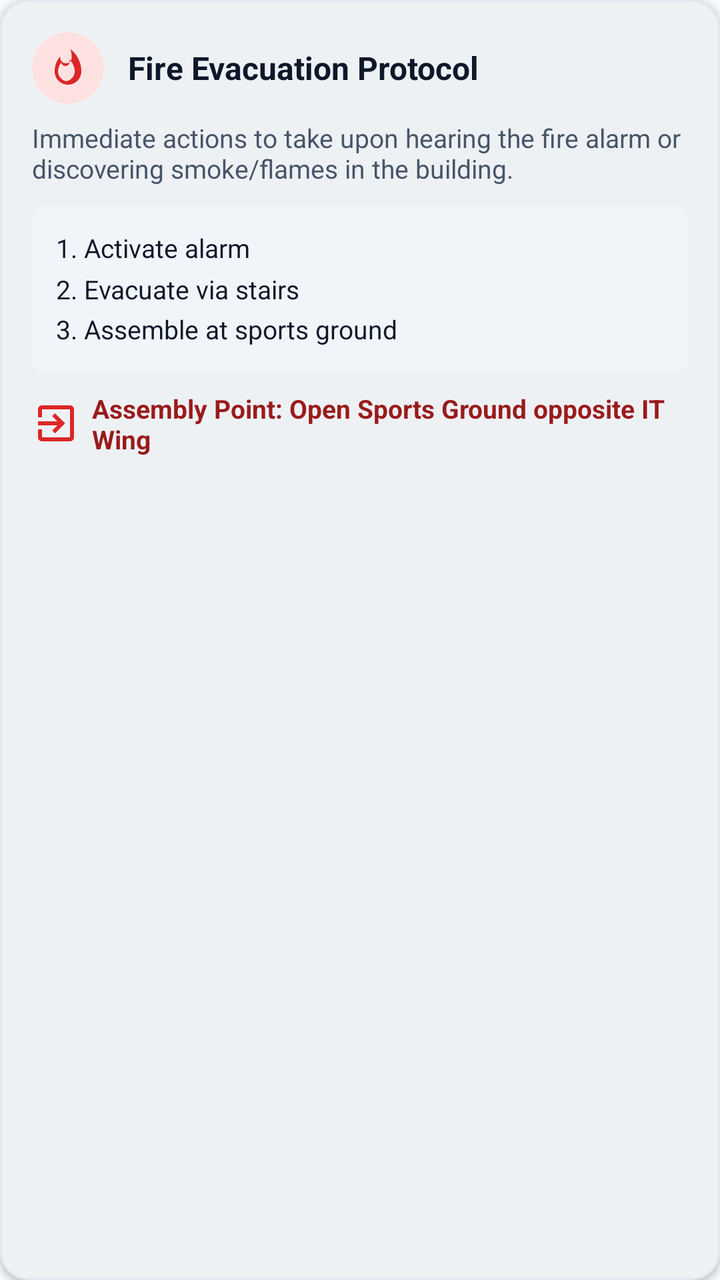
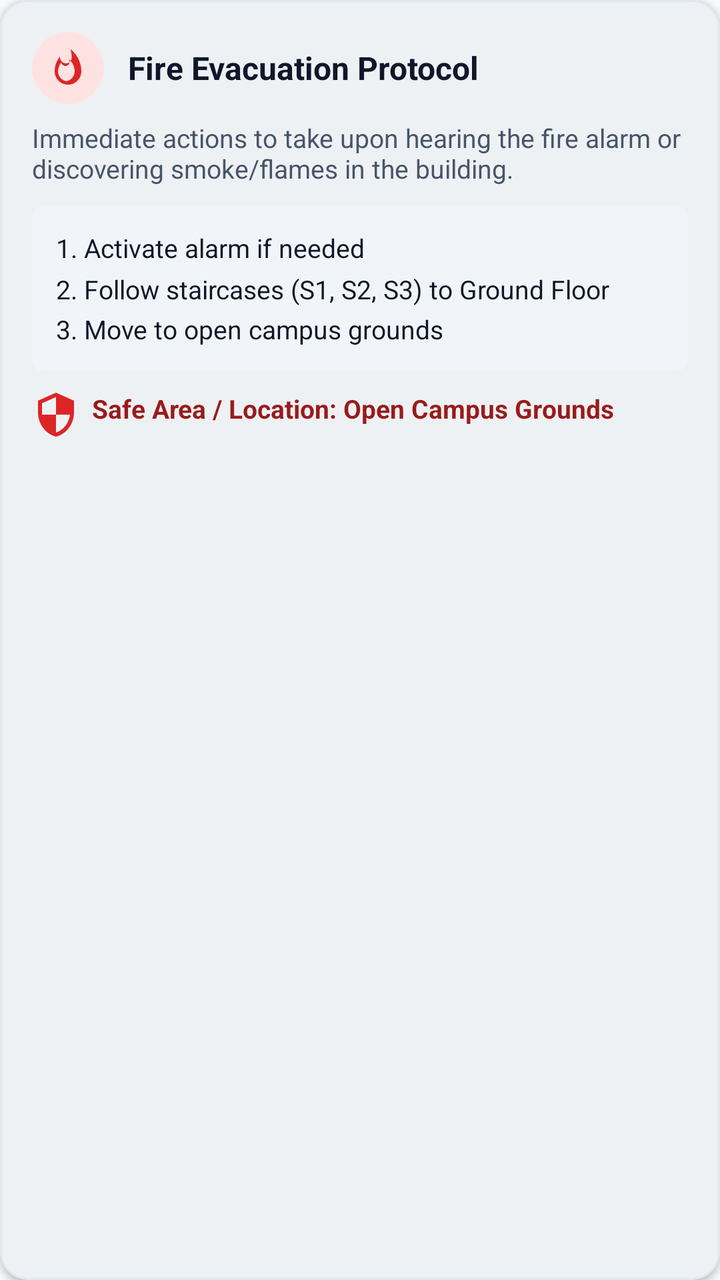

Before-and-after screenshots of an Android layout around one commit, followed by the original layout XML and the change that was made.
<!-- AndroidManifest.xml: application theme Theme.ANVAY -->
<!-- res/layout/item_safety_instruction.xml -->
<?xml version="1.0" encoding="utf-8"?>
<com.google.android.material.card.MaterialCardView xmlns:android="http://schemas.android.com/apk/res/android"
    xmlns:app="http://schemas.android.com/apk/res-auto"
    android:layout_width="match_parent"
    android:layout_height="wrap_content"
    android:layout_marginHorizontal="16dp"
    android:layout_marginVertical="6dp"
    app:cardBackgroundColor="@color/surface"
    app:cardCornerRadius="14dp"
    app:cardElevation="2dp"
    app:strokeColor="@color/divider"
    app:strokeWidth="1dp">

    <LinearLayout
        android:layout_width="match_parent"
        android:layout_height="wrap_content"
        android:orientation="vertical"
        android:padding="16dp">

        <LinearLayout
            android:layout_width="match_parent"
            android:layout_height="wrap_content"
            android:gravity="center_vertical"
            android:orientation="horizontal">

            <ImageView
                android:id="@+id/ivSafetyIcon"
                android:layout_width="36dp"
                android:layout_height="36dp"
                android:background="@drawable/bg_circle_icon"
                android:backgroundTint="@color/emergency_container"
                android:padding="8dp"
                android:src="@drawable/ic_fire"
                app:tint="@color/emergency_red" />

            <TextView
                android:id="@+id/tvSafetyTitle"
                android:layout_width="0dp"
                android:layout_height="wrap_content"
                android:layout_marginStart="12dp"
                android:layout_weight="1"
                android:text="Fire Evacuation Protocol"
                android:textColor="@color/text_primary"
                android:textSize="16sp"
                android:textStyle="bold" />

        </LinearLayout>

        <TextView
            android:id="@+id/tvSafetySummary"
            android:layout_width="match_parent"
            android:layout_height="wrap_content"
            android:layout_marginTop="8dp"
            android:text="Immediate actions to take upon hearing the fire alarm or discovering smoke/flames in the building."
            android:textColor="@color/text_secondary"
            android:textSize="13sp" />

        
        <TextView
            android:id="@+id/tvSafetySteps"
            android:layout_width="match_parent"
            android:layout_height="wrap_content"
            android:layout_marginTop="10dp"
            android:background="@drawable/bg_badge_rounded"
            android:backgroundTint="@color/surface_variant"
            android:lineSpacingMultiplier="1.3"
            android:padding="12dp"
            android:text="1. Activate alarm\n2. Evacuate via stairs\n3. Assemble at sports ground"
            android:textColor="@color/text_primary"
            android:textSize="13sp" />

        <TextView
            android:id="@+id/tvAssemblyPoint"
            android:layout_width="match_parent"
            android:layout_height="wrap_content"
            android:layout_marginTop="10dp"
            android:drawableStart="@drawable/ic_exit"
            android:drawablePadding="6dp"
            android:drawableTint="@color/emergency_red"
            android:text="Assembly Point: Open Sports Ground opposite IT Wing"
            android:textColor="@color/emergency_red_dark"
            android:textSize="13sp"
            android:textStyle="bold" />

    </LinearLayout>

</com.google.android.material.card.MaterialCardView>
<!-- resources referenced by this layout -->
<resources>
  <color name="divider">#E2E8F0</color>
  <color name="emergency_container">#FEE2E2</color>
  <color name="emergency_red">#DC2626</color>
  <color name="emergency_red_dark">#991B1B</color>
  <color name="surface">#FFFFFF</color>
  <color name="surface_variant">#F1F5F9</color>
  <color name="text_primary">#0F172A</color>
  <color name="text_secondary">#475569</color>
  <!-- drawable bg_badge_rounded (drawable) -->
  <?xml version="1.0" encoding="utf-8"?>
  <shape xmlns:android="http://schemas.android.com/apk/res/android"
      android:shape="rectangle">
      <corners android:radius="6dp" />
      <solid android:color="@color/primary_container" />
  </shape>
  <!-- drawable bg_circle_icon (drawable) -->
  <?xml version="1.0" encoding="utf-8"?>
  <shape xmlns:android="http://schemas.android.com/apk/res/android"
      android:shape="oval">
      <solid android:color="@color/primary_container" />
  </shape>
  <!-- drawable ic_exit (drawable) -->
  <vector xmlns:android="http://schemas.android.com/apk/res/android"
      android:width="24dp"
      android:height="24dp"
      android:viewportWidth="24"
      android:viewportHeight="24">
    <path
        android:fillColor="@color/emergency_red"
        android:pathData="M10.09,15.59L11.5,17l5,-5 -5,-5 -1.41,1.41L12.67,11H3v2h9.67l-2.58,2.59zM19,3H5c-1.11,0 -2,0.9 -2,2v4h2V5h14v14H5v-4H3v4c0,1.1 0.89,2 2,2h14c1.1,0 2,-0.9 2,-2V5c0,-1.1 -0.9,-2 -2,-2z"/>
  </vector>
  <!-- drawable ic_fire (drawable) -->
  <vector xmlns:android="http://schemas.android.com/apk/res/android"
      android:width="24dp"
      android:height="24dp"
      android:viewportWidth="24"
      android:viewportHeight="24">
    <path
        android:fillColor="@color/emergency_red"
        android:pathData="M13.5,0.67s0.74,2.65 0.74,4.8c0,2.06 -1.35,3.73 -3.41,3.73 -2.07,0 -3.63,-1.67 -3.63,-3.73l0.03,-0.36C5.21,7.51 4,10.61 4,14c0,4.42 3.58,8 8,8s8,-3.58 8,-8C20,8.61 17.41,3.8 13.5,0.67zM12,20c-3.31,0 -6,-2.69 -6,-6 0,-1.53 0.71,-3.68 1.94,-5.24 0.22,0.85 0.84,1.54 1.66,1.86 1.4,0.55 2.87,-0.2 3.2,-1.68 0.17,-0.77 0.04,-1.56 -0.32,-2.21 2.37,1.82 3.52,4.64 3.52,7.27 0,3.31 -2.69,6 -6,6z"/>
  </vector>
  <style name="Theme.ANVAY" parent="Theme.Material3.Light.NoActionBar">
          
          <item name="colorPrimary">@color/primary</item>
          <item name="colorPrimaryVariant">@color/primary_dark</item>
          <item name="colorOnPrimary">@color/on_primary</item>
          
          <item name="colorSecondary">@color/secondary</item>
          <item name="colorSecondaryVariant">@color/secondary_dark</item>
          <item name="colorOnSecondary">@color/on_secondary</item>
          
          <item name="android:statusBarColor">@color/primary_dark</item>
          <item name="android:windowLightStatusBar" tools:targetApi="m">false</item>
          
          <item name="android:windowBackground">@color/background</item>
          <item name="colorSurface">@color/surface</item>
          <item name="colorOnSurface">@color/text_primary</item>
      </style>
  <color name="primary_container">#E0EDFD</color>
  <color name="primary">#1B3B6F</color>
  <color name="primary_dark">#0B192C</color>
  <color name="on_primary">#FFFFFF</color>
  <color name="secondary">#0891B2</color>
  <color name="secondary_dark">#0E7490</color>
  <color name="on_secondary">#FFFFFF</color>
  <color name="background">#F8FAFC</color>
</resources>

<!-- the commit's change to res/layout/item_safety_instruction.xml (unified diff, before → after) -->
@@ -65,7 +65,7 @@
             android:backgroundTint="@color/surface_variant"
             android:lineSpacingMultiplier="1.3"
             android:padding="12dp"
-            android:text="1. Activate alarm\n2. Evacuate via stairs\n3. Assemble at sports ground"
+            android:text="1. Activate alarm if needed\n2. Follow staircases (S1, S2, S3) to Ground Floor\n3. Move to open campus grounds"
             android:textColor="@color/text_primary"
             android:textSize="13sp" />
 
@@ -74,10 +74,10 @@
             android:layout_width="match_parent"
             android:layout_height="wrap_content"
             android:layout_marginTop="10dp"
-            android:drawableStart="@drawable/ic_exit"
+            android:drawableStart="@drawable/ic_shield"
             android:drawablePadding="6dp"
             android:drawableTint="@color/emergency_red"
-            android:text="Assembly Point: Open Sports Ground opposite IT Wing"
+            android:text="Safe Area / Location: Open Campus Grounds"
             android:textColor="@color/emergency_red_dark"
             android:textSize="13sp"
             android:textStyle="bold" />
<!-- resource entries referenced after the edit -->
@@ -21,16 +21,6 @@
       android:shape="oval">
       <solid android:color="@color/primary_container" />
   </shape>
-  <!-- drawable ic_exit (drawable) -->
-  <vector xmlns:android="http://schemas.android.com/apk/res/android"
-      android:width="24dp"
-      android:height="24dp"
-      android:viewportWidth="24"
-      android:viewportHeight="24">
-    <path
-        android:fillColor="@color/emergency_red"
-        android:pathData="M10.09,15.59L11.5,17l5,-5 -5,-5 -1.41,1.41L12.67,11H3v2h9.67l-2.58,2.59zM19,3H5c-1.11,0 -2,0.9 -2,2v4h2V5h14v14H5v-4H3v4c0,1.1 0.89,2 2,2h14c1.1,0 2,-0.9 2,-2V5c0,-1.1 -0.9,-2 -2,-2z"/>
-  </vector>
   <!-- drawable ic_fire (drawable) -->
   <vector xmlns:android="http://schemas.android.com/apk/res/android"
       android:width="24dp"
@@ -40,6 +30,16 @@
     <path
         android:fillColor="@color/emergency_red"
         android:pathData="M13.5,0.67s0.74,2.65 0.74,4.8c0,2.06 -1.35,3.73 -3.41,3.73 -2.07,0 -3.63,-1.67 -3.63,-3.73l0.03,-0.36C5.21,7.51 4,10.61 4,14c0,4.42 3.58,8 8,8s8,-3.58 8,-8C20,8.61 17.41,3.8 13.5,0.67zM12,20c-3.31,0 -6,-2.69 -6,-6 0,-1.53 0.71,-3.68 1.94,-5.24 0.22,0.85 0.84,1.54 1.66,1.86 1.4,0.55 2.87,-0.2 3.2,-1.68 0.17,-0.77 0.04,-1.56 -0.32,-2.21 2.37,1.82 3.52,4.64 3.52,7.27 0,3.31 -2.69,6 -6,6z"/>
+  </vector>
+  <!-- drawable ic_shield (drawable) -->
+  <vector xmlns:android="http://schemas.android.com/apk/res/android"
+      android:width="24dp"
+      android:height="24dp"
+      android:viewportWidth="24"
+      android:viewportHeight="24">
+    <path
+        android:fillColor="@color/emergency_red"
+        android:pathData="M12,1L3,5v6c0,5.55 3.84,10.74 9,12 5.16,-1.26 9,-6.45 9,-12V5l-9,-4zm0,10.99h7c-0.53,4.12 -3.28,7.79 -7,8.94V12H5V6.3l7,-3.11v8.8z"/>
   </vector>
   <style name="Theme.ANVAY" parent="Theme.Material3.Light.NoActionBar">
           
